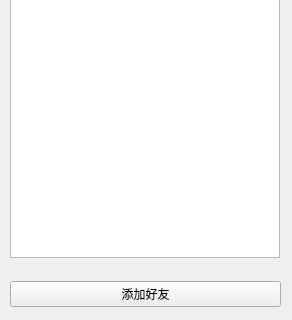
Old version of the form ui/list.ui in the repository thirdxiaozhu/network_design_client; both pictures show x 0 to 292 and y 434 to 754 of the 292 by 754 pixel window.
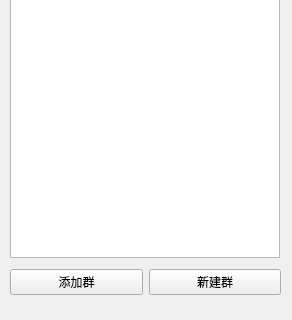
New version of the form. The open tabs and pages were chosen to show the change.

Diff of the .ui file:
```diff
--- a/ui/list.ui
+++ b/ui/list.ui
@@ -145,6 +145,19 @@
          </rect>
         </property>
        </widget>
+       <widget class="QPushButton" name="addFriendBtn">
+        <property name="geometry">
+         <rect>
+          <x>0</x>
+          <y>580</y>
+          <width>269</width>
+          <height>26</height>
+         </rect>
+        </property>
+        <property name="text">
+         <string>添加好友</string>
+        </property>
+       </widget>
       </widget>
       <widget class="QWidget" name="group">
        <attribute name="title">
@@ -160,16 +173,35 @@
          </rect>
         </property>
        </widget>
+       <widget class="QWidget" name="horizontalLayoutWidget">
+        <property name="geometry">
+         <rect>
+          <x>0</x>
+          <y>580</y>
+          <width>271</width>
+          <height>31</height>
+         </rect>
+        </property>
+        <layout class="QHBoxLayout" name="horizontalLayout_2">
+         <item>
+          <widget class="QPushButton" name="addGroupBtn">
+           <property name="text">
+            <string>添加群</string>
+           </property>
+          </widget>
+         </item>
+         <item>
+          <widget class="QPushButton" name="setGroupBtn">
+           <property name="text">
+            <string>新建群</string>
+           </property>
+          </widget>
+         </item>
+        </layout>
+       </widget>
       </widget>
      </widget>
     </item>
-    <item>
-     <widget class="QPushButton" name="addFriendBtn">
-      <property name="text">
-       <string>添加好友</string>
-      </property>
-     </widget>
-    </item>
     <item>
      <layout class="QVBoxLayout" name="verticalLayout_3"/>
     </item>
```
Left out of the diff: 4 changed lines with no effect on the pictures.
